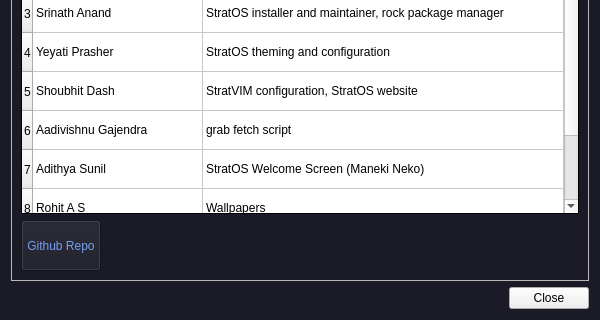
Before: the Qt Designer form src/ui/creditsDialog.ui in StratOS-Linux/stratOS-maneki-neko, drawn with Qt 5; both pictures show x 0 to 600 and y 380 to 700 of the 600 by 700 pixel window.
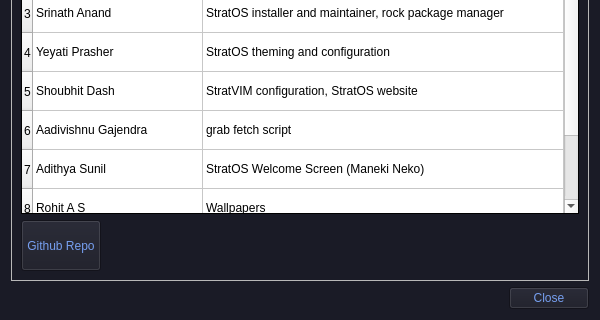
After: the same form once the commit is applied. Icons and pictures are not drawn.

Diff of the .ui file:
```diff
--- a/src/ui/creditsDialog.ui
+++ b/src/ui/creditsDialog.ui
@@ -416,6 +416,13 @@
    </item>
    <item>
     <widget class="QDialogButtonBox" name="dialogButtonBox">
+     <property name="styleSheet">
+      <string notr="true">
+	background-color: rgb(26, 27, 38);
+	alternate-background-color: rgb(33, 39, 54);
+	color: rgb(118, 159, 240);
+</string>
+     </property>
      <property name="orientation">
       <enum>Qt::Horizontal</enum>
      </property>
```
